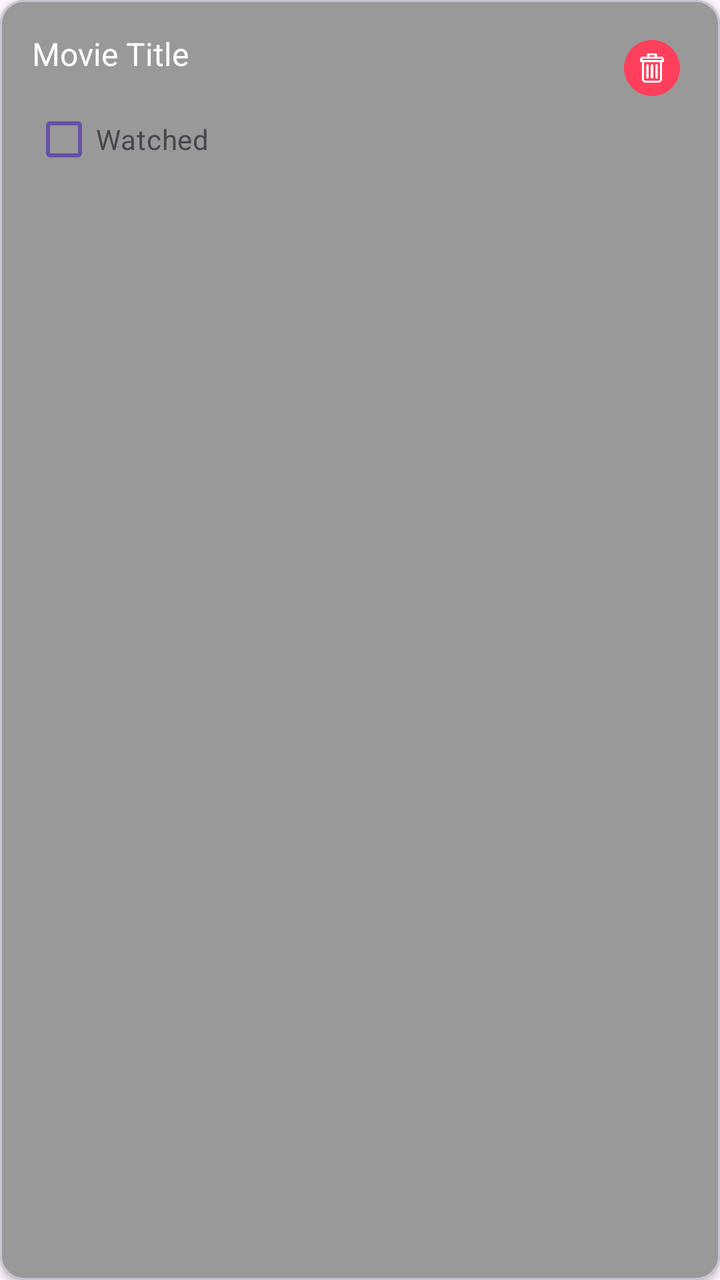
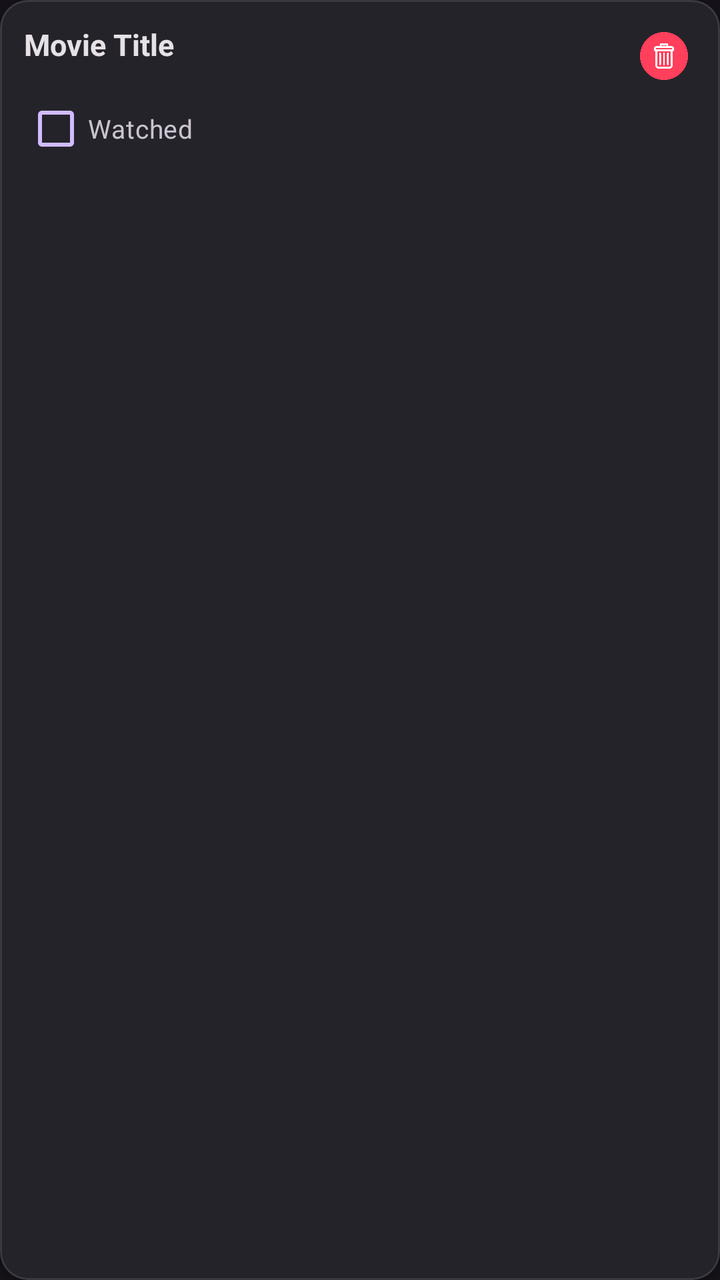

Two renders of the same Android screen: before a commit and after it. Below are the layout's source before the change and the commit's diff.
<!-- AndroidManifest.xml: application theme Theme.MovieNotes -->
<!-- res/layout/item_movie.xml -->
<?xml version="1.0" encoding="utf-8"?>
<com.google.android.material.card.MaterialCardView
    xmlns:android="http://schemas.android.com/apk/res/android"
    xmlns:app="http://schemas.android.com/apk/res-auto"
    android:layout_width="match_parent"
    android:layout_height="wrap_content"
    android:layout_margin="8dp"
    app:cardCornerRadius="12dp"
    app:cardElevation="2dp"
    app:cardBackgroundColor="#999"
    >

    <androidx.constraintlayout.widget.ConstraintLayout
        android:layout_width="match_parent"
        android:layout_height="wrap_content"
        android:padding="16dp">

        <TextView
            android:id="@+id/movieTitle"
            android:theme="@style/WhiteText"
            android:layout_width="0dp"
            android:layout_height="wrap_content"
            android:scrollHorizontally="false"
            android:singleLine="false"
            android:textSize="16sp"
            android:lineSpacingExtra="2dp"
            android:breakStrategy="simple"
            android:hyphenationFrequency="none"
            android:text="Movie Title"
            app:layout_constraintStart_toStartOf="parent"
            app:layout_constraintEnd_toStartOf="@+id/deleteButton"
            app:layout_constraintTop_toTopOf="parent"
            android:layout_marginEnd="8dp"/>

        <ImageView
            android:id="@+id/deleteButton"
            android:layout_width="36dp"
            android:layout_height="36dp"
            android:contentDescription="@string/delete"
            android:padding="4dp"
            app:srcCompat="@drawable/ic_delete"
            app:layout_constraintTop_toTopOf="parent"
            app:layout_constraintEnd_toEndOf="parent"
            android:clickable="true"
            />

        <com.google.android.material.checkbox.MaterialCheckBox
            android:id="@+id/movieCheck"
            android:layout_width="wrap_content"
            android:layout_height="wrap_content"
            android:layout_marginTop="@dimen/spacing_sm"
            android:text="@string/watched"
            android:textColor="?attr/colorOnSurfaceVariant"
            app:buttonTint="?attr/colorPrimary"
            app:layout_constraintTop_toBottomOf="@id/movieTitle"
            app:layout_constraintStart_toStartOf="parent"/>
    </androidx.constraintlayout.widget.ConstraintLayout>
</com.google.android.material.card.MaterialCardView>
<!-- resources referenced by this layout -->
<resources>
  <dimen name="spacing_sm">8dp</dimen>
  <!-- drawable ic_delete: png bitmap (drawable, 16121 bytes) -->
  <string name="delete">Delete</string>
  <string name="watched">Watched</string>
  <style name="WhiteText">
          <item name="android:textColor">#FFFFFF</item>
          <item name="android:textSize">18sp</item>
          <item name="android:maxLines">5</item>
          <item name="android:ellipsize">none</item>
          <item name="android:windowFullscreen">true</item>
          <item name="android:windowNoTitle">true</item>
          <item name="android:windowActionBar">false</item>
          <item name="android:windowLayoutInDisplayCutoutMode">shortEdges</item>
      </style>
  <style name="Theme.MovieNotes" parent="Theme.Material3.Light.NoActionBar">
      </style>
</resources>

<!-- the commit's change to res/layout/item_movie.xml (unified diff, before → after) -->
@@ -4,54 +4,55 @@
     xmlns:app="http://schemas.android.com/apk/res-auto"
     android:layout_width="match_parent"
     android:layout_height="wrap_content"
-    android:layout_margin="8dp"
-    app:cardCornerRadius="12dp"
+    android:layout_margin="6dp"
+    app:cardCornerRadius="14dp"
     app:cardElevation="2dp"
-    app:cardBackgroundColor="#999"
-    >
+    app:cardBackgroundColor="@color/card_background"
+    app:strokeColor="@color/card_stroke"
+    app:strokeWidth="1dp">
 
     <androidx.constraintlayout.widget.ConstraintLayout
         android:layout_width="match_parent"
         android:layout_height="wrap_content"
-        android:padding="16dp">
+        android:padding="12dp">
 
         <TextView
             android:id="@+id/movieTitle"
-            android:theme="@style/WhiteText"
             android:layout_width="0dp"
             android:layout_height="wrap_content"
-            android:scrollHorizontally="false"
-            android:singleLine="false"
-            android:textSize="16sp"
-            android:lineSpacingExtra="2dp"
-            android:breakStrategy="simple"
-            android:hyphenationFrequency="none"
+            android:textColor="@color/text_primary"
+            android:textSize="15sp"
+            android:textStyle="bold"
+            android:maxLines="3"
+            android:ellipsize="end"
             android:text="Movie Title"
             app:layout_constraintStart_toStartOf="parent"
             app:layout_constraintEnd_toStartOf="@+id/deleteButton"
             app:layout_constraintTop_toTopOf="parent"
-            android:layout_marginEnd="8dp"/>
+            android:layout_marginEnd="6dp"/>
 
         <ImageView
             android:id="@+id/deleteButton"
-            android:layout_width="36dp"
-            android:layout_height="36dp"
+            android:layout_width="32dp"
+            android:layout_height="32dp"
             android:contentDescription="@string/delete"
             android:padding="4dp"
+            android:background="?attr/selectableItemBackgroundBorderless"
             app:srcCompat="@drawable/ic_delete"
             app:layout_constraintTop_toTopOf="parent"
             app:layout_constraintEnd_toEndOf="parent"
             android:clickable="true"
-            />
+            android:focusable="true"/>
 
         <com.google.android.material.checkbox.MaterialCheckBox
             android:id="@+id/movieCheck"
             android:layout_width="wrap_content"
             android:layout_height="wrap_content"
-            android:layout_marginTop="@dimen/spacing_sm"
+            android:layout_marginTop="8dp"
             android:text="@string/watched"
-            android:textColor="?attr/colorOnSurfaceVariant"
-            app:buttonTint="?attr/colorPrimary"
+            android:textColor="@color/text_secondary"
+            android:textSize="13sp"
+            app:buttonTint="@color/primary"
             app:layout_constraintTop_toBottomOf="@id/movieTitle"
             app:layout_constraintStart_toStartOf="parent"/>
     </androidx.constraintlayout.widget.ConstraintLayout>
<!-- resource entries referenced after the edit -->
@@ -1,20 +1,23 @@
 <!-- resources referenced by this layout -->
 <resources>
-  <dimen name="spacing_sm">8dp</dimen>
+  <color name="card_background">#25232A</color>
+  <color name="card_stroke">#3B3842</color>
+  <color name="primary">#D0BCFF</color>
+  <color name="text_primary">#E6E1E5</color>
+  <color name="text_secondary">#CAC4D0</color>
   <!-- drawable ic_delete: png bitmap (drawable, 16121 bytes) -->
   <string name="delete">Delete</string>
   <string name="watched">Watched</string>
-  <style name="WhiteText">
-          <item name="android:textColor">#FFFFFF</item>
-          <item name="android:textSize">18sp</item>
-          <item name="android:maxLines">5</item>
-          <item name="android:ellipsize">none</item>
-          <item name="android:windowFullscreen">true</item>
-          <item name="android:windowNoTitle">true</item>
-          <item name="android:windowActionBar">false</item>
-          <item name="android:windowLayoutInDisplayCutoutMode">shortEdges</item>
+  <style name="Theme.MovieNotes" parent="Theme.Material3.DayNight.NoActionBar">
+          <item name="colorPrimary">@color/primary</item>
+          <item name="colorOnPrimary">@color/on_primary</item>
+          <item name="colorPrimaryContainer">@color/primary_container</item>
+          <item name="colorOnPrimaryContainer">@color/on_primary_container</item>
+          <item name="android:windowBackground">@color/color_background</item>
       </style>
-  <style name="Theme.MovieNotes" parent="Theme.Material3.Light.NoActionBar">
-      </style>
+  <color name="on_primary">#381E72</color>
+  <color name="primary_container">#4F378B</color>
+  <color name="on_primary_container">#EADDFF</color>
+  <color name="color_background">#141218</color>
 </resources>
 
